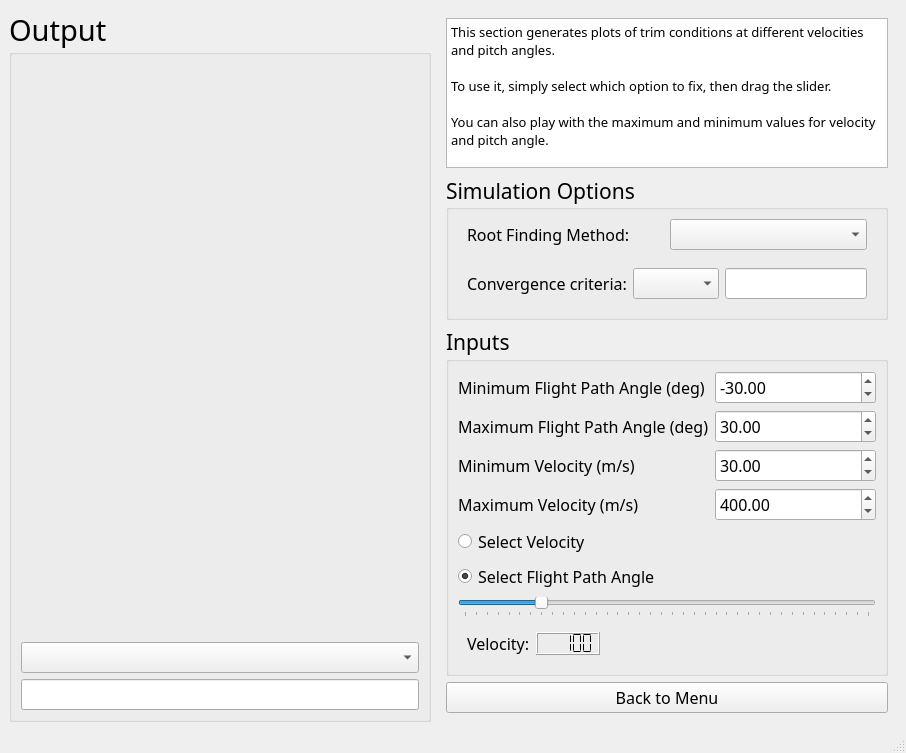
Above: simlib/gui/rf_mw.ui from jasper-day/airplane_sim before the change. Below: the same form after it.
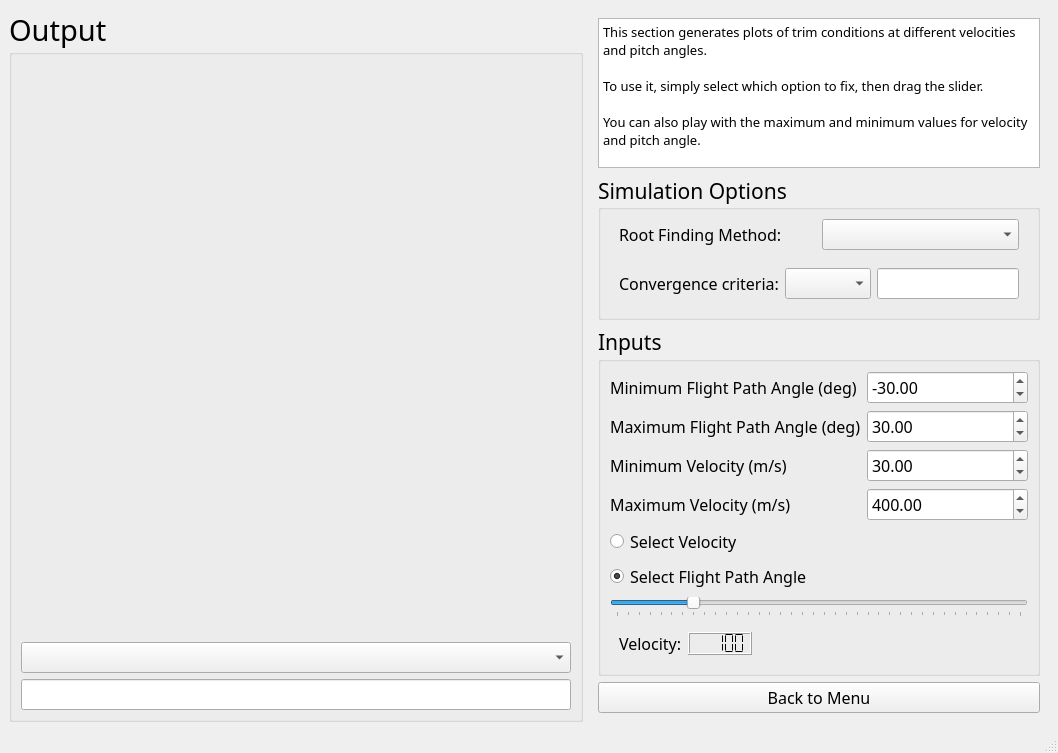
That is the form after the change. Icons and pictures are not drawn.

Commit message: Gave up on icons, they are impossible

Patch:
```diff
--- a/simlib/gui/rf_mw.ui
+++ b/simlib/gui/rf_mw.ui
@@ -13,6 +13,16 @@
   <property name="windowTitle">
    <string>SimuPlane™ 1.0.0</string>
   </property>
+  <property name="windowIcon">
+   <iconset>
+    <normaloff>../source/appicon.ico</normaloff>../source/appicon.ico</iconset>
+  </property>
+  <property name="iconSize">
+   <size>
+    <width>64</width>
+    <height>64</height>
+   </size>
+  </property>
   <widget class="QWidget" name="centralwidget">
    <layout class="QHBoxLayout" name="horizontalLayout">
     <item>
@@ -28,7 +38,14 @@
       </property>
       <layout class="QVBoxLayout" name="verticalLayout">
        <item>
-        <widget class="QWidget" name="graph_output" native="true"/>
+        <widget class="QWidget" name="graph_output" native="true">
+         <property name="minimumSize">
+          <size>
+           <width>550</width>
+           <height>0</height>
+          </size>
+         </property>
+        </widget>
        </item>
        <item>
         <widget class="QComboBox" name="graph_selector">
```
The commit also changes 5 other files.
